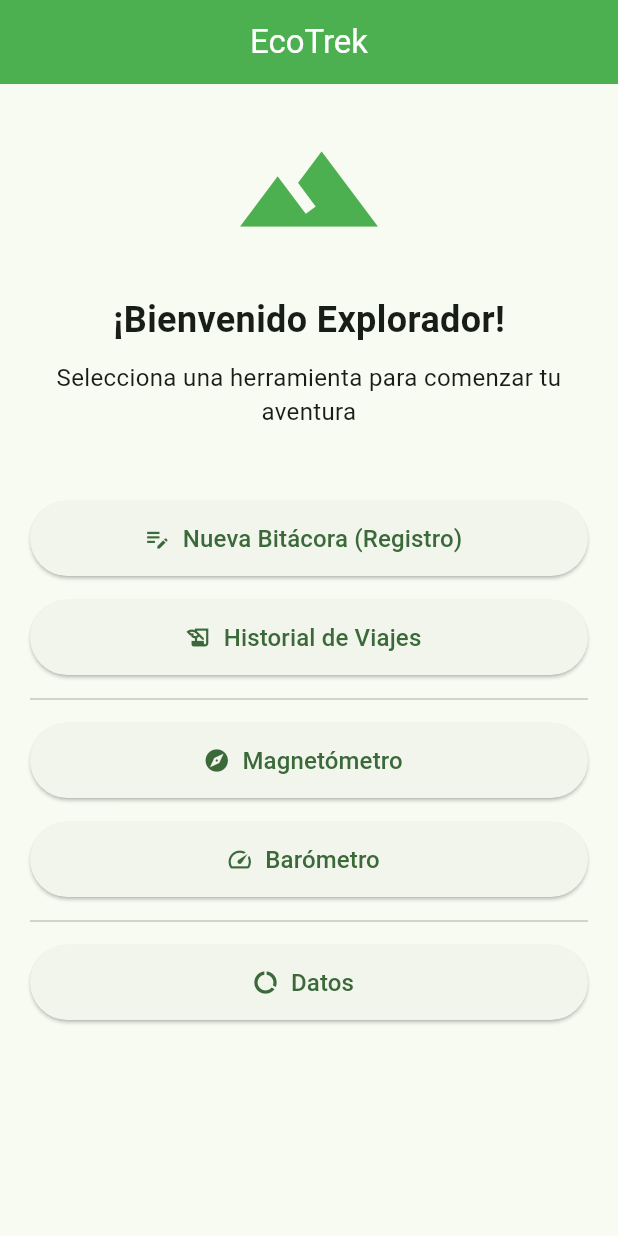
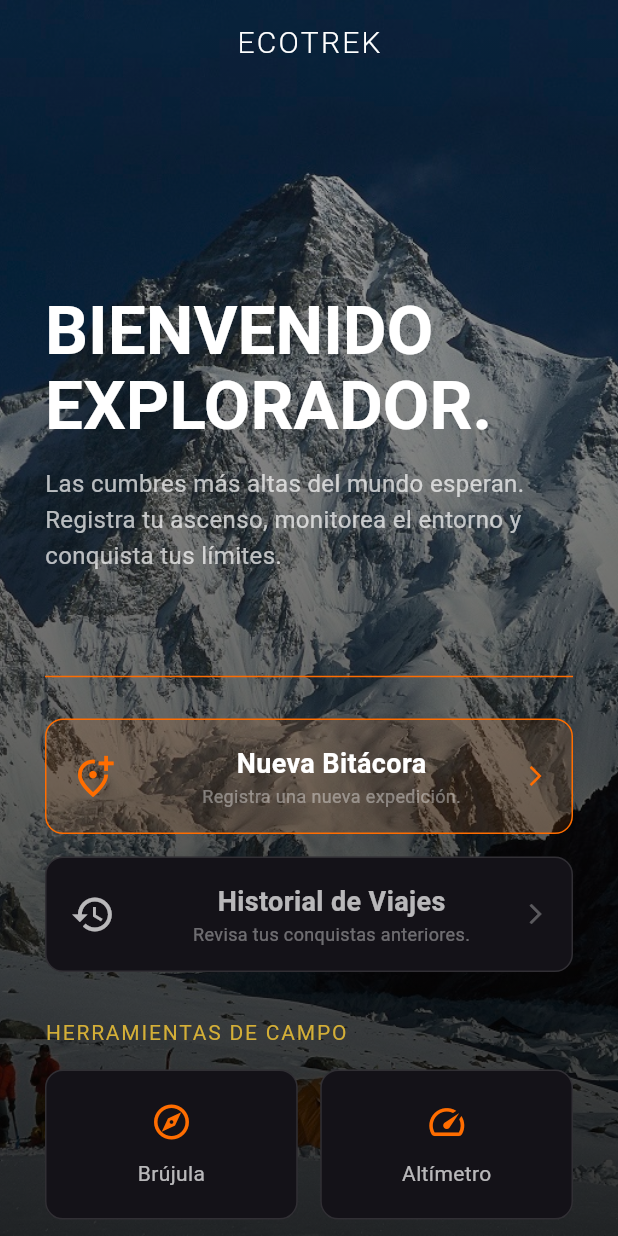
Before and after one commit to SCosme11/ProyectoFinalPDM, a Flutter app: the screen it shows after launch, on a phone screen of 412 x 824 dp. Run offline on Flutter 3.47's test engine with Material 3 defaults, Android fonts, the phone set to English and light mode, and no system bars; our stand-ins replace sqflite; accounts and stored records are empty.

Commit message:
Mejora en el diseño de todo el proyecto.

```diff
--- a/lib/main.dart
+++ b/lib/main.dart
@@ -10,20 +10,48 @@ import 'PantallaMagnetometro.dart';
 void main() => runApp(MyApp());
 
 class MyApp extends StatelessWidget {
+  Color colorFondo = Color(0xFF121212);
+  Color colorTarjetas = Color(0xFF1E1E1E);
+  Color colorAcentado = Color(0xFFFF6D00);
+
   @override
   Widget build(BuildContext context) {
     return MaterialApp(
       title: 'Explorador de Montaña',
       debugShowCheckedModeBanner: false, //Quita la etiqueta de "debug".
 
-      theme: ThemeData(
-        colorScheme: ColorScheme.fromSeed(seedColor: Colors.green),
-        useMaterial3: true,
+      theme: ThemeData.dark().copyWith(
+        scaffoldBackgroundColor: colorFondo,
+        primaryColor: colorAcentado,
+        colorScheme: ColorScheme.dark(
+          primary: colorAcentado,
+          secondary: colorAcentado,
+          surface: colorTarjetas,
+        ),
         appBarTheme: AppBarTheme(
-          backgroundColor: Colors.green,
-          foregroundColor: Colors.white,
+          backgroundColor: colorFondo,
+          elevation: 0,
           centerTitle: true,
+          titleTextStyle: TextStyle(
+            color: Colors.white,
+            fontSize: 20,
+            fontWeight: FontWeight.w300,
+            letterSpacing: 1.5,
           ),
+          iconTheme: IconThemeData(color: colorAcentado),
+        ),
+        elevatedButtonTheme: ElevatedButtonThemeData(
+          style: ElevatedButton.styleFrom(
+            backgroundColor: colorTarjetas,
+            foregroundColor: colorAcentado,
+            elevation: 2,
+            shape: RoundedRectangleBorder(
+              borderRadius: BorderRadius.circular(8),
+              side: BorderSide(color: colorAcentado.withOpacity(0.3), width: 1)
+            ),
+            padding: EdgeInsets.symmetric(vertical: 15, horizontal: 20)
+          )
+        )
       ),
 
       //RUTAS
@@ -44,59 +72,115 @@ class PantallaBienvenida extends StatelessWidget {
   @override
   Widget build(BuildContext context) {
     return Scaffold(
+      extendBodyBehindAppBar: true,
       appBar: AppBar(
-        title: Text('EcoTrek'),
+        title: Text('ECOTREK'),
+        backgroundColor: Colors.transparent,
       ),
 
-      body: SingleChildScrollView(
-        child: Padding(
-            padding: EdgeInsets.all(20.0),
-            child: Center(
-              child: Column(
-                mainAxisAlignment: MainAxisAlignment.center,
+      body: Stack(
         children: [
-                  Icon(Icons.terrain, size: 100, color: Colors.green,),
-                  SizedBox(height: 20,),
-                  Text('¡Bienvenido Explorador!',
-                    style: TextStyle(fontSize: 24, fontWeight: FontWeight.bold),
+          Container(
+            decoration: BoxDecoration(
+              image: DecorationImage(
+                  image: AssetImage('assets/main.jpg'),
+                  fit: BoxFit.cover,
               ),
-                  SizedBox(height: 10,),
-                  Text('Selecciona una herramienta para comenzar tu aventura',
-                    textAlign: TextAlign.center,
-                    style: TextStyle(fontSize: 16),
             ),
-                  SizedBox(height: 40,),
-                  _BotonMenu(
-                    texto: 'Nueva Bitácora (Registro)',
-                    icono: Icons.edit_note,
-                    ruta: '/registro',
           ),
-                  _BotonMenu(
-                    texto: 'Historial de Viajes',
-                    icono: Icons.history_edu,
-                    ruta: '/historial',
-                  ),
-                  Divider(),
-                  _BotonMenu(
-                    texto: 'Magnetómetro',
-                    icono: Icons.explore,
-                    ruta: '/magnetometro'
-                  ),
-                  _BotonMenu(
-                    texto: 'Barómetro',
-                    icono: Icons.speed,
-                    ruta: '/barometro'
-                  ),
-                  Divider(),
-                  _BotonMenu(
-                    texto: 'Datos',
-                    icono: Icons.data_usage,
-                    ruta: '/logs',
-                  )
+          Container(
+            decoration: BoxDecoration(
+              gradient: LinearGradient(
+                  begin: Alignment.topCenter,
+                  end: Alignment.bottomCenter,
+                  colors: [
+                    Colors.black.withOpacity(0.3),
+                    Colors.black.withOpacity(0.8),
                   ],
               ),
             ),
           ),
+          SafeArea(
+              child: SingleChildScrollView(
+                child: Padding(
+                  padding: const EdgeInsets.symmetric(horizontal: 30.0, vertical: 20.0),
+                  child: Column(
+                    crossAxisAlignment: CrossAxisAlignment.start,
+                    children: [
+                      const SizedBox(height: 120),
+                      Text(
+                        'BIENVENIDO\nEXPLORADOR.',
+                        style: Theme.of(context).textTheme.displayMedium?.copyWith(
+                          color: Colors.white,
+                          fontWeight: FontWeight.bold,
+                          height: 1.1,
+                        ),
+                      ),
+                      const SizedBox(height: 15),
+                      const Text(
+                        'Las cumbres más altas del mundo esperan. Registra tu ascenso, monitorea el entorno y conquista tus límites.',
+                        style: TextStyle(
+                          color: Colors.white70,
+                          fontSize: 16,
+                          height: 1.5,
+                        ),
+                      ),
+                      const SizedBox(height: 60),
+
+                      const Divider(color: Color(0xFFFF6D00)),
+                      const SizedBox(height: 20),
+
+
+                      _BotonMenu(
+                        texto: 'Nueva Bitácora',
+                        subtexto: 'Registra una nueva expedición.',
+                        icono: Icons.add_location_alt_outlined,
+                        ruta: '/registro',
+                        esPrincipal: true,
+                      ),
+                      const SizedBox(height: 15),
+                      _BotonMenu(
+                        texto: 'Historial de Viajes',
+                        subtexto: 'Revisa tus conquistas anteriores.',
+                        icono: Icons.history,
+                        ruta: '/historial',
+                      ),
+                      const SizedBox(height: 30),
+                      const Text("HERRAMIENTAS DE CAMPO", style: TextStyle(color: Color(0xFFD4AF37), letterSpacing: 1.2)),
+                      const SizedBox(height: 15),
+                      Row(
+                        children: [
+                          Expanded(
+                              child: _BotonHerramienta(
+                                  texto: 'Brújula',
+                                  icono: Icons.explore_outlined,
+                                  ruta: '/magnetometro'
+                              )
+                          ),
+                          const SizedBox(width: 15),
+                          Expanded(
+                              child: _BotonHerramienta(
+                                  texto: 'Altímetro',
+                                  icono: Icons.speed_outlined,
+                                  ruta: '/barometro'
+                              )
+                          ),
+                        ],
+                      ),
+                      const SizedBox(height: 15),
+                      _BotonMenu(
+                        texto: 'Centro de Datos (Logs)',
+                        subtexto: 'Datos crudos de sensores.',
+                        icono: Icons.data_usage,
+                        ruta: '/logs',
+                      ),
+                      const SizedBox(height: 40),
+                    ],
+                  ),
+                ),
+              ),
+          ),
+        ],
       ),
     );
   }
@@ -104,30 +188,84 @@ class PantallaBienvenida extends StatelessWidget {
 
 class _BotonMenu extends StatelessWidget {
   final String texto;
+  final String subtexto;
   final IconData icono;
   final String ruta;
+  final bool esPrincipal;
 
   const _BotonMenu({
     required this.texto,
+    required this.subtexto,
     required this.icono,
-    required this.ruta
+    required this.ruta,
+    this.esPrincipal = false,
   });
 
   @override
   Widget build(BuildContext context) {
-    return Padding(
-        padding: EdgeInsets.symmetric(vertical: 8.0),
-        child: SizedBox(
-          width: double.infinity,
-          height: 50,
-          child: ElevatedButton.icon(
-              onPressed: (){
-                Navigator.pushNamed(context, ruta);
-              },
-              icon: Icon(icono),
-              label: Text(texto, style: TextStyle(fontSize: 16),),
+    final theme = Theme.of(context);
+    final colorNaranja = theme.primaryColor;
+
+    return InkWell(
+      onTap: () => Navigator.pushNamed(context, ruta),
+      child: Container(
+        padding: EdgeInsets.all(16),
+        decoration: BoxDecoration(
+          color: esPrincipal ? colorNaranja.withOpacity(0.1) : theme.cardColor,
+          borderRadius: BorderRadius.circular(12),
+          border: Border.all(
+            color: esPrincipal ? colorNaranja : Colors.white12,
+            width: 1
+          ),
+        ),
+        child: Row(
+          children: [
+            Icon(icono, color: esPrincipal ? colorNaranja : Colors.white70, size: 30,),
+            SizedBox(width: 16,),
+            Expanded(
+                child: Column(
+                  crossAxisAlignment: CrossAxisAlignment.center,
+                  children: [
+                    Text(texto, style: TextStyle(fontSize: 18, fontWeight: FontWeight.bold, color: esPrincipal ? Colors.white : Colors.white70),),
+                    Text(subtexto, style: TextStyle(fontSize: 12, color: Colors.white38),),
+                  ],
+                ),
+            ),
+            Icon(Icons.arrow_forward_ios, color: esPrincipal ? colorNaranja : Colors.white30, size: 16,),
+          ],
         ),
       ),
     );
   }
 }
+
+class _BotonHerramienta extends StatelessWidget {
+  final String texto;
+  final IconData icono;
+  final String ruta;
+
+  const _BotonHerramienta({super.key, required this.texto, required this.icono, required this.ruta});
+
+  @override
+  Widget build(BuildContext context) {
+    final colorNaranja = Theme.of(context).primaryColor;
+    return InkWell(
+      onTap: () => Navigator.pushNamed(context, ruta),
+      child: Container(
+        padding: const EdgeInsets.symmetric(vertical: 20),
+        decoration: BoxDecoration(
+            color: Theme.of(context).cardColor,
+            borderRadius: BorderRadius.circular(12),
+            border: Border.all(color: Colors.white12)
+        ),
+        child: Column(
+          children: [
+            Icon(icono, color: colorNaranja, size: 28),
+            const SizedBox(height: 10),
+            Text(texto, style: const TextStyle(color: Colors.white70))
+          ],
+        ),
+      ),
+    );
+  }
+}
--- a/pubspec.yaml
+++ b/pubspec.yaml
@@ -61,7 +61,8 @@ flutter:
   uses-material-design: true
 
   # To add assets to your application, add an assets section, like this:
-  # assets:
+  assets:
+    - assets/main.jpg
   #   - images/a_dot_burr.jpeg
   #   - images/a_dot_ham.jpeg
 
```
Also changed, not shown: assets/main.jpg (added). Lines whose indentation alone changed are shown as unchanged.
